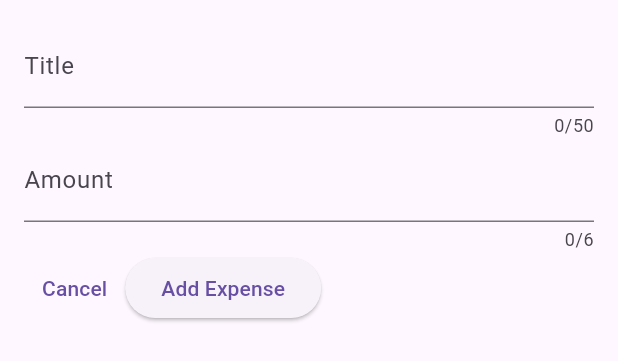
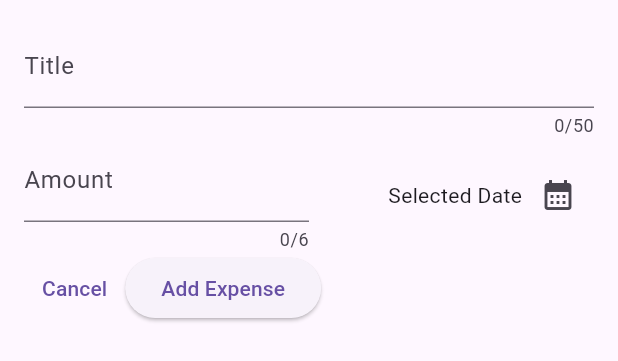
Before and after one commit to pnkulkarni05/expenses_tracker, a Flutter app: the NewExpense widget shown alone on an empty page, opened directly, on a phone screen of 412 x 824 dp. Shown: the top 361 px of the screen. Run offline on Flutter 3.47's test engine with Material 3 defaults, Android fonts, the phone set to English and light mode, and no system bars.

Commit message:
Added a datepicker for selecting date for the expense.

```diff
--- a/commits_description.txt
+++ b/commits_description.txt
@@ -110,3 +110,24 @@ Used a parameter "prefix" of inputdecoration field to add a $ sign in front of a
 Commit 13:
 Added functionality to move back to previous screen on pressing the cancel button.
 Used Navigator class for moving one screen back. The code is like, Navigator.pop(context);
+
+
+-------------------------------------------------------------------------------------------------------------------------------------------------------------------------
+
+Commit 14:
+Added a datepicker for selecting date for the expense. Used the DateTime class for setting the calender in which set a date from specific duration,
+Here we have set the past date as date 1 year before of today and last date as the today's date because the date of expense can't be future date.
+
+void _presentDatePicker() {
+    final now = DateTime.now();
+    final firstDate = DateTime(now.year - 1, now.month, now.day);
+    showDatePicker(context: context, firstDate: firstDate, lastDate: now);
+  }
+
+In above code we have created a method _presentDatePicker which will be passes to the opressesd paramenter of IconButton.
+In the above method first we have created a object now of DateTime class. Now using that now object we have accessed the current year, month and date.
+After that using the showDatePicker inbuilt function we set the firstdate
+i.e. the past date upto which user can add expense and lastDate i.e. today's date as user can't add future expense today.
+
+
+-------------------------------------------------------------------------------------------------------------------------------------------------------------------------
--- a/lib/widgets/new_expense.dart
+++ b/lib/widgets/new_expense.dart
@@ -28,6 +28,12 @@ class _NewExpenseState extends State<NewExpense> {
     super.dispose();
   }
 
+  void _presentDatePicker() {
+    final now = DateTime.now();
+    final firstDate = DateTime(now.year - 1, now.month, now.day);
+    showDatePicker(context: context, firstDate: firstDate, lastDate: now);
+  }
+
   @override
   Widget build(BuildContext context) {
     return Padding(
@@ -41,7 +47,10 @@ class _NewExpenseState extends State<NewExpense> {
               label: Text("Title"),
             ),
           ),
-          TextField(
+          Row(
+            children: [
+              Expanded(
+                child: TextField(
                   keyboardType: TextInputType.number,
                   controller: _valueController,
                   maxLength: 6,
@@ -49,6 +58,22 @@ class _NewExpenseState extends State<NewExpense> {
                     label: Text("Amount"),
                     prefix: Text("\$ "),
                   ),
+                ),
+              ),
+              Expanded(
+                child: Row(
+                  mainAxisAlignment: MainAxisAlignment.end,
+                  crossAxisAlignment: CrossAxisAlignment.center,
+                  children: [
+                    const Text("Selected Date"),
+                    IconButton(
+                      onPressed: _presentDatePicker,
+                      icon: (const Icon(Icons.calendar_month)),
+                    )
+                  ],
+                ),
+              )
+            ],
           ),
           Row(
             children: [
```
Lines whose indentation alone changed are shown as unchanged.
